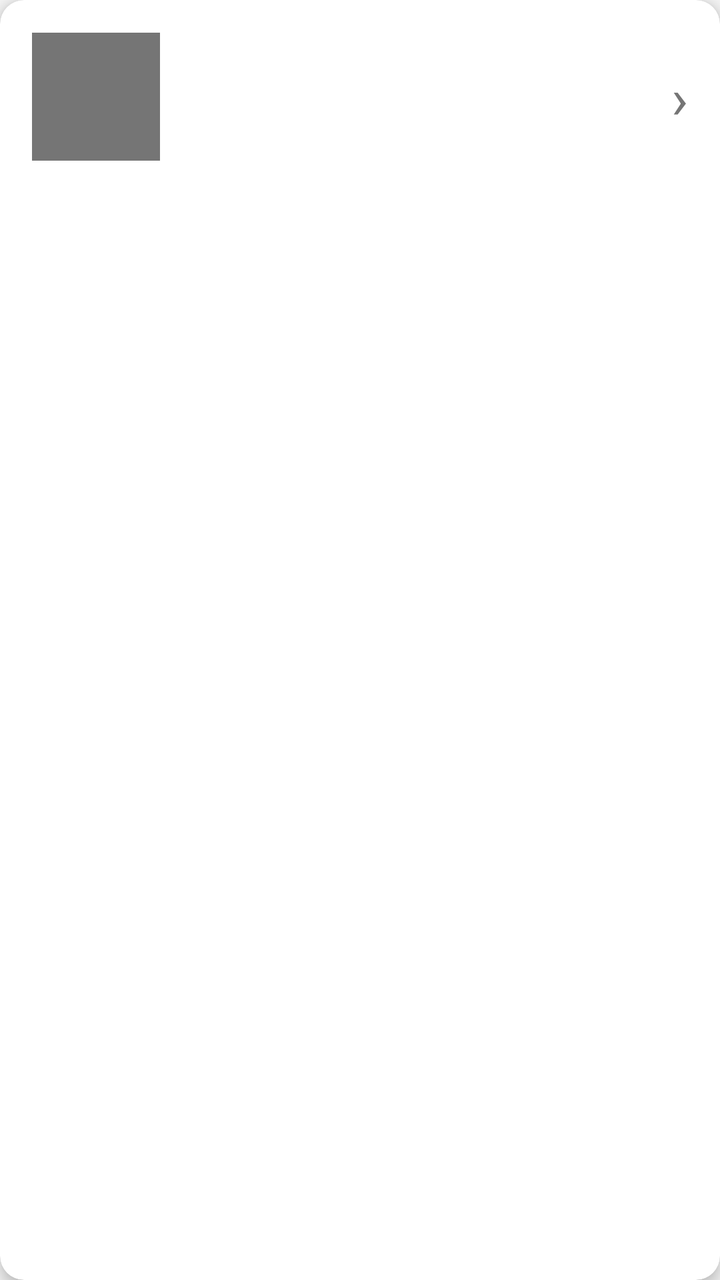
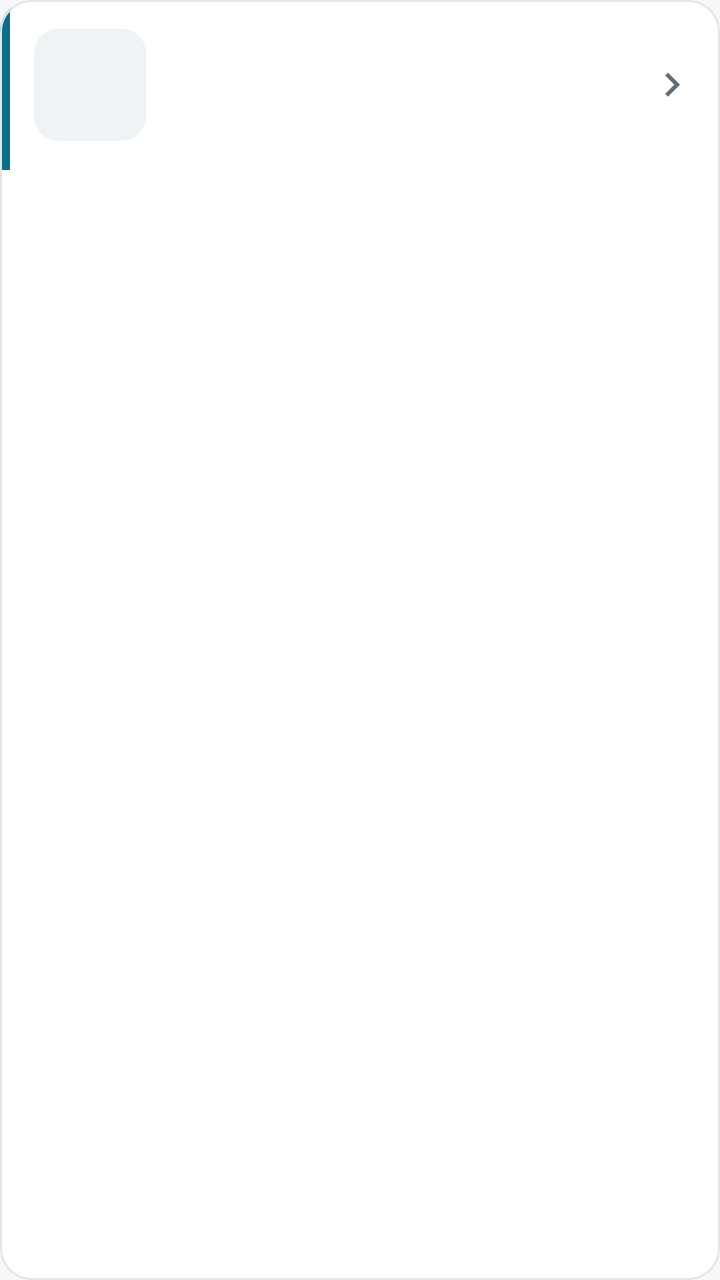

Before-and-after screenshots of an Android layout around one commit, followed by the original layout XML and the change that was made.
<!-- AndroidManifest.xml: application theme Theme.DentalScanAI -->
<!-- res/layout/item_scan_history.xml -->
<?xml version="1.0" encoding="utf-8"?>
<androidx.cardview.widget.CardView
    xmlns:android="http://schemas.android.com/apk/res/android"
    xmlns:app="http://schemas.android.com/apk/res-auto"
    android:layout_width="match_parent"
    android:layout_height="wrap_content"
    android:layout_marginHorizontal="16dp"
    android:layout_marginVertical="8dp"
    android:foreground="?attr/selectableItemBackground"
    android:clickable="true"
    android:focusable="true"
    app:cardCornerRadius="12dp"
    app:cardElevation="4dp">

    <LinearLayout
        android:layout_width="match_parent"
        android:layout_height="wrap_content"
        android:orientation="horizontal"
        android:padding="16dp"
        android:gravity="center_vertical">

        
        <ImageView
            android:id="@+id/scanThumbnail"
            android:layout_width="64dp"
            android:layout_height="64dp"
            android:scaleType="centerCrop"
            android:background="@color/text_secondary"
            android:layout_marginEnd="16dp"/>

        
        <LinearLayout
            android:layout_width="0dp"
            android:layout_height="wrap_content"
            android:layout_weight="1"
            android:orientation="vertical">

            <TextView
                android:id="@+id/conditionText"
                android:layout_width="wrap_content"
                android:layout_height="wrap_content"
                android:textSize="16sp"
                android:textStyle="bold"
                android:textColor="@color/text_primary"/>

            <TextView
                android:id="@+id/dateText"
                android:layout_width="wrap_content"
                android:layout_height="wrap_content"
                android:textSize="13sp"
                android:textColor="@color/text_secondary"
                android:layout_marginTop="4dp"/>

            <TextView
                android:id="@+id/severityText"
                android:layout_width="wrap_content"
                android:layout_height="wrap_content"
                android:textSize="13sp"
                android:textColor="@color/text_secondary"
                android:layout_marginTop="4dp"/>

        </LinearLayout>

        
        <TextView
            android:layout_width="wrap_content"
            android:layout_height="wrap_content"
            android:text="›"
            android:textSize="28sp"
            android:textColor="@color/text_secondary"/>

    </LinearLayout>

</androidx.cardview.widget.CardView>
<!-- resources referenced by this layout -->
<resources>
  <color name="text_primary">#212121</color>
  <color name="text_secondary">#757575</color>
  <style name="Theme.DentalScanAI" parent="Theme.MaterialComponents.DayNight.DarkActionBar">
          <item name="colorPrimary">@color/primary</item>
          <item name="colorPrimaryVariant">@color/primary_dark</item>
          <item name="colorOnPrimary">@color/white</item>
          <item name="colorSecondary">@color/secondary</item>
          <item name="colorOnSecondary">@color/black</item>
          <item name="android:statusBarColor">@color/primary_dark</item>
          <item name="android:windowBackground">@color/background_light</item>
          <item name="android:textColorPrimary">@color/text_primary</item>
          <item name="android:textColorSecondary">@color/text_secondary</item>
          <item name="editTextColor">@color/text_primary</item>
          <item name="android:editTextColor">@color/text_primary</item>
      </style>
  <color name="primary">#2196F3</color>
  <color name="primary_dark">#1976D2</color>
  <color name="secondary">#00BCD4</color>
  <color name="black">#000000</color>
  <color name="background_light">#F5F5F5</color>
  <!-- unchanged entries left out for length: 1 -->
</resources>

<!-- the commit's change to res/layout/item_scan_history.xml (unified diff, before → after) -->
@@ -1,74 +1,119 @@
 <?xml version="1.0" encoding="utf-8"?>
-<androidx.cardview.widget.CardView
+<com.google.android.material.card.MaterialCardView
     xmlns:android="http://schemas.android.com/apk/res/android"
     xmlns:app="http://schemas.android.com/apk/res-auto"
+    style="@style/Widget.App.Card"
     android:layout_width="match_parent"
     android:layout_height="wrap_content"
     android:layout_marginHorizontal="16dp"
-    android:layout_marginVertical="8dp"
-    android:foreground="?attr/selectableItemBackground"
+    android:layout_marginVertical="6dp"
     android:clickable="true"
-    android:focusable="true"
-    app:cardCornerRadius="12dp"
-    app:cardElevation="4dp">
+    android:focusable="true">
 
     <LinearLayout
         android:layout_width="match_parent"
         android:layout_height="wrap_content"
-        android:orientation="horizontal"
-        android:padding="16dp"
-        android:gravity="center_vertical">
+        android:orientation="horizontal">
 
         
-        <ImageView
-            android:id="@+id/scanThumbnail"
-            android:layout_width="64dp"
-            android:layout_height="64dp"
-            android:scaleType="centerCrop"
-            android:background="@color/text_secondary"
-            android:layout_marginEnd="16dp"/>
+        <View
+            android:id="@+id/conditionStripe"
+            android:layout_width="5dp"
+            android:layout_height="match_parent"
+            android:background="@color/primary"/>
 
-        
         <LinearLayout
             android:layout_width="0dp"
             android:layout_height="wrap_content"
             android:layout_weight="1"
-            android:orientation="vertical">
+            android:gravity="center_vertical"
+            android:orientation="horizontal"
+            android:padding="12dp">
 
-            <TextView
-                android:id="@+id/conditionText"
-                android:layout_width="wrap_content"
+            
+            <com.google.android.material.card.MaterialCardView
+                android:layout_width="56dp"
+                android:layout_height="56dp"
+                android:layout_marginEnd="14dp"
+                app:cardBackgroundColor="@color/surface_variant"
+                app:cardCornerRadius="12dp"
+                app:cardElevation="0dp"
+                app:strokeWidth="0dp">
+
+                <ImageView
+                    android:id="@+id/scanThumbnail"
+                    android:layout_width="match_parent"
+                    android:layout_height="match_parent"
+                    android:contentDescription="@null"
+                    android:scaleType="centerCrop"/>
+
+            </com.google.android.material.card.MaterialCardView>
+
+            
+            <LinearLayout
+                android:layout_width="0dp"
                 android:layout_height="wrap_content"
-                android:textSize="16sp"
-                android:textStyle="bold"
-                android:textColor="@color/text_primary"/>
+                android:layout_weight="1"
+                android:orientation="vertical">
 
-            <TextView
-                android:id="@+id/dateText"
-                android:layout_width="wrap_content"
-                android:layout_height="wrap_content"
-                android:textSize="13sp"
-                android:textColor="@color/text_secondary"
-                android:layout_marginTop="4dp"/>
+                <TextView
+                    android:id="@+id/conditionText"
+                    android:layout_width="wrap_content"
+                    android:layout_height="wrap_content"
+                    android:textAppearance="@style/TextAppearance.App.Title"
+                    android:textSize="16sp"/>
 
-            <TextView
-                android:id="@+id/severityText"
-                android:layout_width="wrap_content"
-                android:layout_height="wrap_content"
-                android:textSize="13sp"
-                android:textColor="@color/text_secondary"
-                android:layout_marginTop="4dp"/>
+                <TextView
+                    android:id="@+id/severityText"
+                    android:layout_width="wrap_content"
+                    android:layout_height="wrap_content"
+                    android:layout_marginTop="2dp"
+                    android:textAppearance="@style/TextAppearance.App.Body"
+                    android:textColor="@color/text_primary"/>
+
+                <LinearLayout
+                    android:layout_width="wrap_content"
+                    android:layout_height="wrap_content"
+                    android:layout_marginTop="2dp"
+                    android:gravity="center_vertical"
+                    android:orientation="horizontal">
+
+                    <TextView
+                        android:id="@+id/dateText"
+                        android:layout_width="wrap_content"
+                        android:layout_height="wrap_content"
+                        android:textAppearance="@style/TextAppearance.App.Caption"/>
+
+                    
+                    <TextView
+                        android:id="@+id/photoCountText"
+                        android:layout_width="wrap_content"
+                        android:layout_height="wrap_content"
+                        android:layout_marginStart="8dp"
+                        android:background="@drawable/bg_badge"
+                        android:drawableStart="@drawable/ic_camera_sm"
+                        android:drawablePadding="4dp"
+                        android:drawableTint="@color/text_secondary"
+                        android:gravity="center_vertical"
+                        android:paddingHorizontal="6dp"
+                        android:paddingVertical="2dp"
+                        android:textColor="@color/text_secondary"
+                        android:textSize="11sp"
+                        android:visibility="gone"/>
+
+                </LinearLayout>
+
+            </LinearLayout>
+
+            <ImageView
+                android:layout_width="24dp"
+                android:layout_height="24dp"
+                android:contentDescription="@null"
+                android:src="@drawable/ic_chevron_right"
+                app:tint="@color/text_secondary"/>
 
         </LinearLayout>
 
-        
-        <TextView
-            android:layout_width="wrap_content"
-            android:layout_height="wrap_content"
-            android:text="›"
-            android:textSize="28sp"
-            android:textColor="@color/text_secondary"/>
-
     </LinearLayout>
 
-</androidx.cardview.widget.CardView>
+</com.google.android.material.card.MaterialCardView>
<!-- resource entries referenced after the edit -->
@@ -1,25 +1,138 @@
 <!-- resources referenced by this layout -->
 <resources>
-  <color name="text_primary">#212121</color>
-  <color name="text_secondary">#757575</color>
-  <style name="Theme.DentalScanAI" parent="Theme.MaterialComponents.DayNight.DarkActionBar">
+  <color name="text_primary">#1B2A30</color>
+  <color name="text_secondary">#5F6E75</color>
+  <!-- drawable bg_badge (drawable) -->
+  <?xml version="1.0" encoding="utf-8"?>
+  <shape xmlns:android="http://schemas.android.com/apk/res/android"
+      android:shape="rectangle">
+      <solid android:color="@color/surface_variant"/>
+      <corners android:radius="8dp"/>
+  </shape>
+  <!-- drawable ic_camera_sm (drawable) -->
+  <vector xmlns:android="http://schemas.android.com/apk/res/android"
+      android:width="12dp"
+      android:height="12dp"
+      android:viewportWidth="24"
+      android:viewportHeight="24">
+      <path
+          android:fillColor="#FF000000"
+          android:pathData="M12,12m-3.2,0a3.2,3.2 0,1 1,6.4 0a3.2,3.2 0,1 1,-6.4 0M9,2L7.17,4H4c-1.1,0 -2,0.9 -2,2v12c0,1.1 0.9,2 2,2h16c1.1,0 2,-0.9 2,-2V6c0,-1.1 -0.9,-2 -2,-2h-3.17L15,2H9zM12,17c-2.76,0 -5,-2.24 -5,-5s2.24,-5 5,-5 5,2.24 5,5 -2.24,5 -5,5z"/>
+  </vector>
+  <!-- drawable ic_chevron_right (drawable) -->
+  <vector xmlns:android="http://schemas.android.com/apk/res/android"
+      android:width="24dp"
+      android:height="24dp"
+      android:viewportWidth="24"
+      android:viewportHeight="24"
+      android:tint="?attr/colorControlNormal">
+      <path
+          android:fillColor="#FF000000"
+          android:pathData="M10,6L8.59,7.41 13.17,12l-4.58,4.59L10,18l6,-6z"/>
+  </vector>
+  <style name="TextAppearance.App.Body" parent="TextAppearance.MaterialComponents.Body2">
+          <item name="android:textSize">14sp</item>
+          <item name="android:textColor">@color/text_primary</item>
+          <item name="android:lineSpacingExtra">4dp</item>
+          <item name="android:letterSpacing">0</item>
+      </style>
+  <style name="TextAppearance.App.Caption" parent="TextAppearance.MaterialComponents.Caption">
+          <item name="android:textSize">12sp</item>
+          <item name="android:textColor">@color/text_secondary</item>
+          <item name="android:letterSpacing">0</item>
+      </style>
+  <style name="TextAppearance.App.Title" parent="TextAppearance.MaterialComponents.Subtitle1">
+          <item name="android:textSize">18sp</item>
+          <item name="android:textStyle">bold</item>
+          <item name="android:textColor">@color/text_primary</item>
+          <item name="android:letterSpacing">0</item>
+      </style>
+  <style name="Widget.App.Card" parent="Widget.MaterialComponents.CardView">
+          <item name="cardCornerRadius">16dp</item>
+          <item name="cardElevation">0dp</item>
+          <item name="cardBackgroundColor">@color/surface_white</item>
+          <item name="strokeColor">@color/divider</item>
+          <item name="strokeWidth">1dp</item>
+      </style>
+  <style name="Theme.DentalScanAI" parent="Theme.MaterialComponents.DayNight.NoActionBar">
           <item name="colorPrimary">@color/primary</item>
           <item name="colorPrimaryVariant">@color/primary_dark</item>
           <item name="colorOnPrimary">@color/white</item>
           <item name="colorSecondary">@color/secondary</item>
-          <item name="colorOnSecondary">@color/black</item>
-          <item name="android:statusBarColor">@color/primary_dark</item>
+          <item name="colorSecondaryVariant">@color/secondary_dark</item>
+          <item name="colorOnSecondary">@color/white</item>
+          <item name="colorSurface">@color/surface_white</item>
+          <item name="colorOnSurface">@color/text_primary</item>
+          <item name="colorError">@color/caries_red</item>
+          <item name="android:colorBackground">@color/background_light</item>
           <item name="android:windowBackground">@color/background_light</item>
+          <item name="android:statusBarColor">@color/primary</item>
+          <item name="android:windowLightStatusBar">false</item>
           <item name="android:textColorPrimary">@color/text_primary</item>
           <item name="android:textColorSecondary">@color/text_secondary</item>
           <item name="editTextColor">@color/text_primary</item>
           <item name="android:editTextColor">@color/text_primary</item>
+  
+          
+          <item name="android:windowAnimationStyle">@style/Animation.App.Activity</item>
+  
+          
+          <item name="materialButtonStyle">@style/Widget.App.Button.Primary</item>
+          <item name="materialButtonOutlinedStyle">@style/Widget.App.Button.Outlined</item>
+          <item name="materialCardViewStyle">@style/Widget.App.Card</item>
+          <item name="textInputStyle">@style/Widget.App.TextInputLayout</item>
+          <item name="chipStyle">@style/Widget.App.Chip</item>
       </style>
-  <color name="primary">#2196F3</color>
-  <color name="primary_dark">#1976D2</color>
-  <color name="secondary">#00BCD4</color>
-  <color name="black">#000000</color>
-  <color name="background_light">#F5F5F5</color>
+  <color name="surface_white">#FFFFFF</color>
+  <color name="divider">#E0E6E8</color>
+  <color name="primary">#0B6E8A</color>
+  <color name="surface_variant">#EEF3F5</color>
+  <color name="primary_dark">#085468</color>
+  <color name="secondary">#00897B</color>
+  <color name="secondary_dark">#00695C</color>
+  <color name="caries_red">#D32F2F</color>
+  <color name="background_light">#F5F7F8</color>
+  <style name="Animation.App.Activity" parent="@android:style/Animation.Activity">
+          <item name="android:activityOpenEnterAnimation">@anim/screen_enter_from_right</item>
+          <item name="android:activityOpenExitAnimation">@anim/screen_exit_to_left</item>
+          <item name="android:activityCloseEnterAnimation">@anim/screen_enter_from_left</item>
+          <item name="android:activityCloseExitAnimation">@anim/screen_exit_to_right</item>
+      </style>
+  <style name="Widget.App.Button.Primary" parent="Widget.MaterialComponents.Button">
+          <item name="android:minHeight">52dp</item>
+          <item name="android:textSize">16sp</item>
+          <item name="android:textAllCaps">false</item>
+          <item name="android:letterSpacing">0</item>
+          <item name="android:insetTop">0dp</item>
+          <item name="android:insetBottom">0dp</item>
+          <item name="cornerRadius">12dp</item>
+      </style>
+  <style name="Widget.App.Button.Outlined" parent="Widget.MaterialComponents.Button.OutlinedButton">
+          <item name="android:minHeight">52dp</item>
+          <item name="android:textSize">16sp</item>
+          <item name="android:textAllCaps">false</item>
+          <item name="android:letterSpacing">0</item>
+          <item name="android:insetTop">0dp</item>
+          <item name="android:insetBottom">0dp</item>
+          <item name="cornerRadius">12dp</item>
+          <item name="strokeColor">@color/primary</item>
+          <item name="strokeWidth">1dp</item>
+      </style>
+  <style name="Widget.App.TextInputLayout" parent="Widget.MaterialComponents.TextInputLayout.OutlinedBox">
+          <item name="boxCornerRadiusTopStart">12dp</item>
+          <item name="boxCornerRadiusTopEnd">12dp</item>
+          <item name="boxCornerRadiusBottomStart">12dp</item>
+          <item name="boxCornerRadiusBottomEnd">12dp</item>
+      </style>
+  <style name="Widget.App.Chip" parent="Widget.MaterialComponents.Chip.Action">
+          <item name="android:textAppearance">@style/TextAppearance.App.Caption</item>
+          <item name="android:textColor">@color/text_primary</item>
+          <item name="chipBackgroundColor">@color/surface_variant</item>
+          <item name="chipStrokeColor">@color/divider</item>
+          <item name="chipStrokeWidth">1dp</item>
+          <item name="chipMinHeight">28dp</item>
+          <item name="ensureMinTouchTargetSize">false</item>
+      </style>
   <!-- unchanged entries left out for length: 1 -->
 </resources>
 
